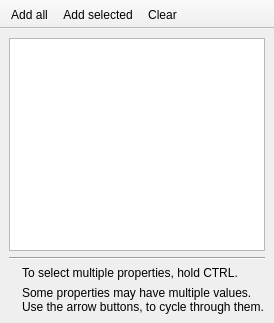
FrankMamuda/fumingcube, file propertyfragment.ui: the form before one commit.
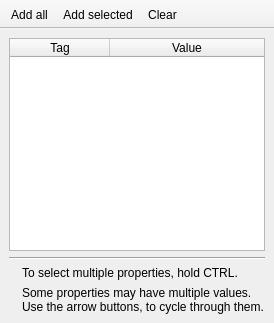
The form after the commit. Icons and pictures are not drawn.

The edit to the form file:
```diff
--- a/propertyfragment.ui
+++ b/propertyfragment.ui
@@ -13,7 +13,36 @@
   <widget class="QWidget" name="propertyWidget">
    <layout class="QVBoxLayout" name="page2verticalLayout">
     <item>
-     <widget class="QTableWidget" name="propertyView"/>
+     <widget class="QTableWidget" name="propertyView">
+      <property name="editTriggers">
+       <set>QAbstractItemView::NoEditTriggers</set>
+      </property>
+      <property name="showDropIndicator" stdset="0">
+       <bool>false</bool>
+      </property>
+      <property name="dragDropOverwriteMode">
+       <bool>false</bool>
+      </property>
+      <property name="alternatingRowColors">
+       <bool>true</bool>
+      </property>
+      <property name="selectionBehavior">
+       <enum>QAbstractItemView::SelectRows</enum>
+      </property>
+      <attribute name="horizontalHeaderStretchLastSection">
+       <bool>true</bool>
+      </attribute>
+      <column>
+       <property name="text">
+        <string>Tag</string>
+       </property>
+      </column>
+      <column>
+       <property name="text">
+        <string>Value</string>
+       </property>
+      </column>
+     </widget>
     </item>
     <item>
      <widget class="Line" name="propertyLine">
```
